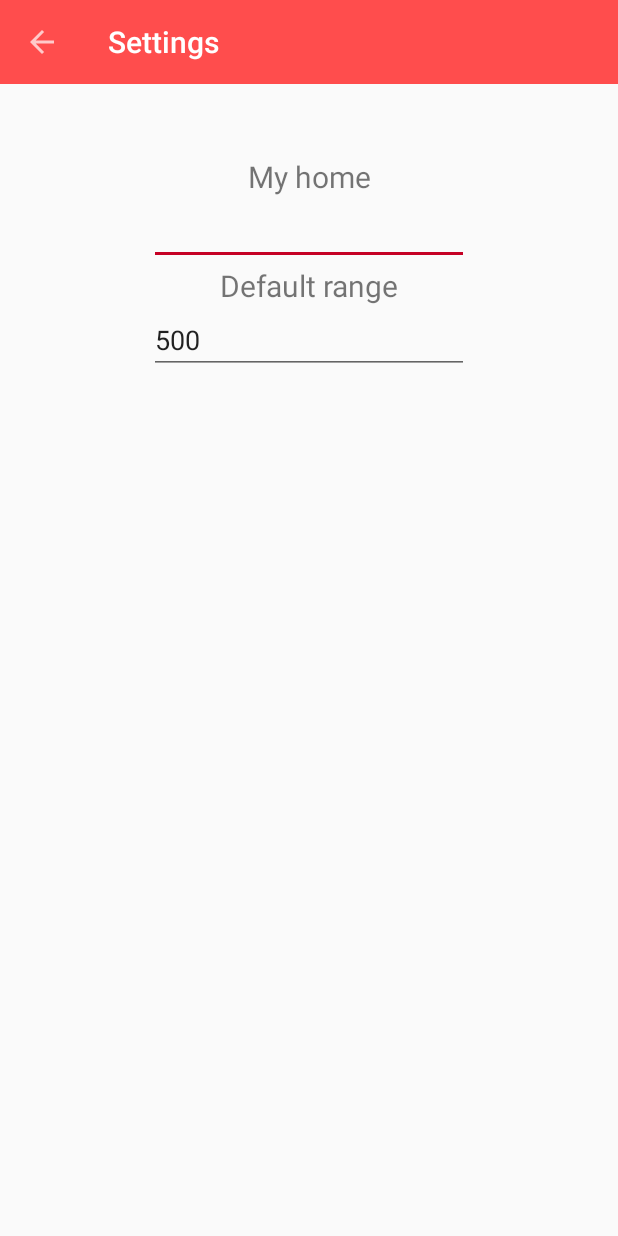
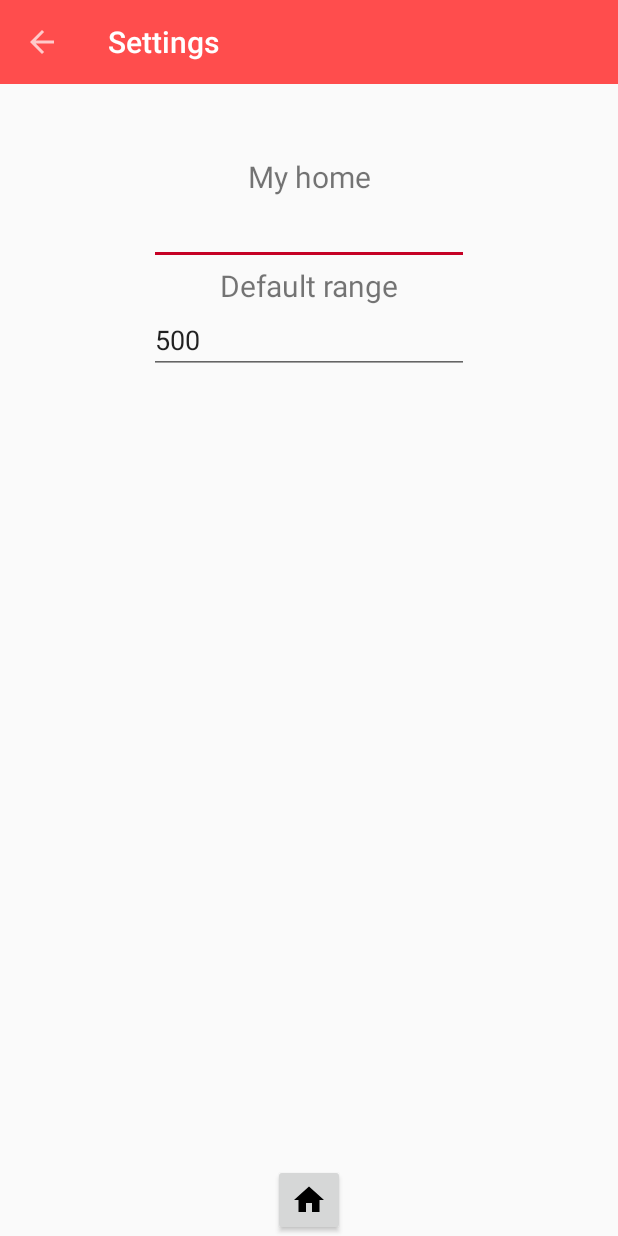
Before and after one commit to 445611/DailyYummis, an Android app: the SettingsActivity screen opened directly, with no data from a screen before it, on a phone screen of 412 x 824 dp. Run offline under Robolectric (Android 15) with nearby library versions, the phone set to English and light mode, and no system bars.

Commit message:
Implementing navigation from settings activity to home

```diff
--- a/App/app/src/main/java/cz/muni/fi/pv239/dailyyummies/settings/SettingsActivity.kt
+++ b/App/app/src/main/java/cz/muni/fi/pv239/dailyyummies/settings/SettingsActivity.kt
@@ -1,9 +1,12 @@
 package cz.muni.fi.pv239.dailyyummies.settings
 
+import android.content.Intent
 import android.os.Bundle
+import android.widget.Button
 import android.widget.EditText
 import androidx.appcompat.app.AppCompatActivity
 import androidx.core.widget.addTextChangedListener
+import cz.muni.fi.pv239.dailyyummies.MainActivity
 import cz.muni.fi.pv239.dailyyummies.R
 import cz.muni.fi.pv239.dailyyummies.model.SharedPreferences
 
@@ -20,6 +23,15 @@ class SettingsActivity : AppCompatActivity() {
 
         initSharedPreferences()
         initSettings()
+        navigateToHome()
+    }
+
+    private fun navigateToHome() {
+        val homeButton = findViewById<Button>(R.id.homeButton)
+
+        homeButton.setOnClickListener {
+            startActivity(Intent(applicationContext, MainActivity::class.java))
+        }
     }
 
     private fun initSharedPreferences() {
--- a/App/app/src/main/res/layout/activity_settings.xml
+++ b/App/app/src/main/res/layout/activity_settings.xml
@@ -29,7 +29,8 @@
         android:inputType="textPersonName"
         app:layout_constraintEnd_toEndOf="parent"
         app:layout_constraintStart_toStartOf="parent"
-        app:layout_constraintTop_toBottomOf="@+id/textView2" />
+        app:layout_constraintTop_toBottomOf="@+id/textView2"
+        android:autofillHints="" />
 
     <TextView
         android:id="@+id/textView3"
@@ -51,4 +52,13 @@
         app:layout_constraintStart_toStartOf="parent"
         app:layout_constraintTop_toBottomOf="@+id/textView3" />
 
+    <Button
+        android:id="@+id/homeButton"
+        android:layout_width="48dp"
+        android:layout_height="48dp"
+        android:drawableStart="@drawable/ic_home_black_24dp"
+        app:layout_constraintEnd_toEndOf="parent"
+        app:layout_constraintStart_toStartOf="parent"
+        app:layout_constraintBottom_toBottomOf="parent"/>
+
 </androidx.constraintlayout.widget.ConstraintLayout>
```
